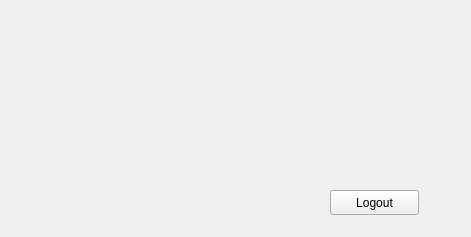
This is ERP-Santander/dashboard.ui in MatheusHrique/ERP-Santander as Qt 5 draws it before an edit. The edited form follows.
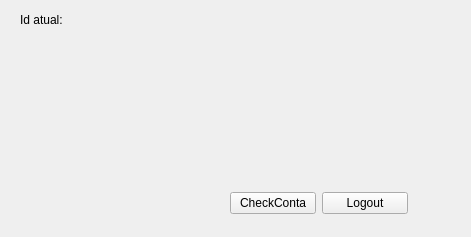
This is the edited form.

What changed in the file:
```diff
--- a/ERP-Santander/dashboard.ui
+++ b/ERP-Santander/dashboard.ui
@@ -13,18 +13,57 @@
   <property name="windowTitle">
    <string>Dashboard</string>
   </property>
-  <widget class="QPushButton" name="btnLogout">
+  <widget class="QWidget" name="">
    <property name="geometry">
     <rect>
-     <x>330</x>
+     <x>20</x>
+     <y>10</y>
+     <width>72</width>
+     <height>19</height>
+    </rect>
+   </property>
+   <layout class="QHBoxLayout" name="horizontalLayout">
+    <item>
+     <widget class="QLabel" name="label">
+      <property name="text">
+       <string>Id atual:</string>
+      </property>
+     </widget>
+    </item>
+    <item>
+     <widget class="QLabel" name="lblID">
+      <property name="text">
+       <string/>
+      </property>
+     </widget>
+    </item>
+   </layout>
+  </widget>
+  <widget class="QWidget" name="">
+   <property name="geometry">
+    <rect>
+     <x>230</x>
      <y>190</y>
-     <width>89</width>
-     <height>25</height>
+     <width>178</width>
+     <height>27</height>
     </rect>
    </property>
-   <property name="text">
-    <string>Logout</string>
-   </property>
+   <layout class="QHBoxLayout" name="horizontalLayout_2">
+    <item>
+     <widget class="QPushButton" name="btnCheckConta">
+      <property name="text">
+       <string>CheckConta</string>
+      </property>
+     </widget>
+    </item>
+    <item>
+     <widget class="QPushButton" name="btnLogout">
+      <property name="text">
+       <string>Logout</string>
+      </property>
+     </widget>
+    </item>
+   </layout>
   </widget>
  </widget>
  <resources/>
```
